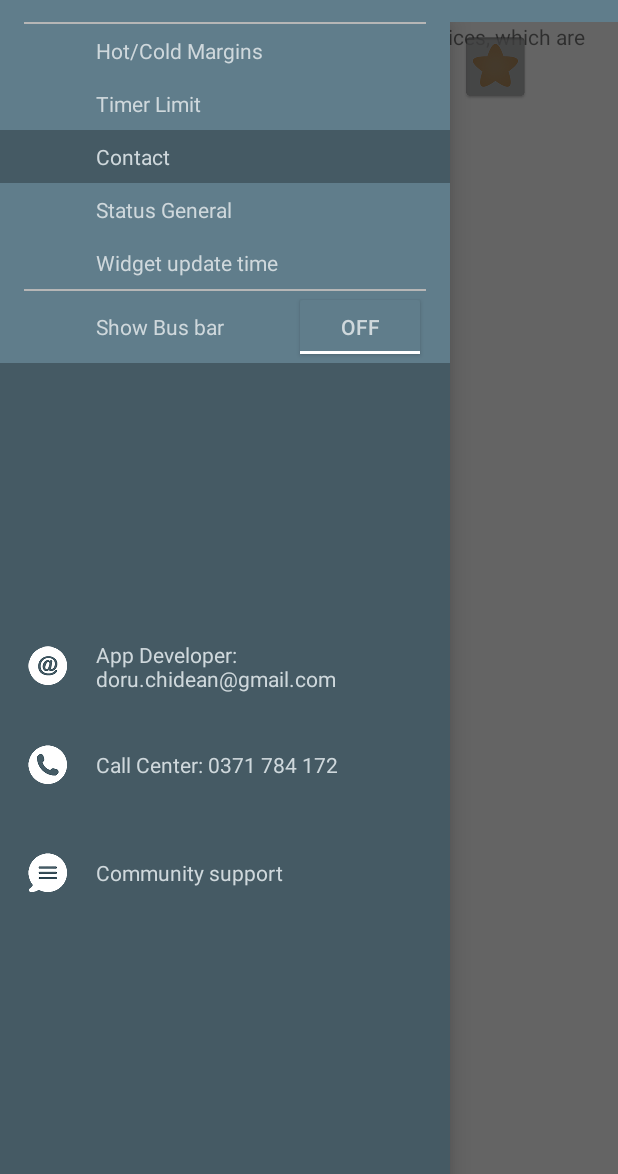
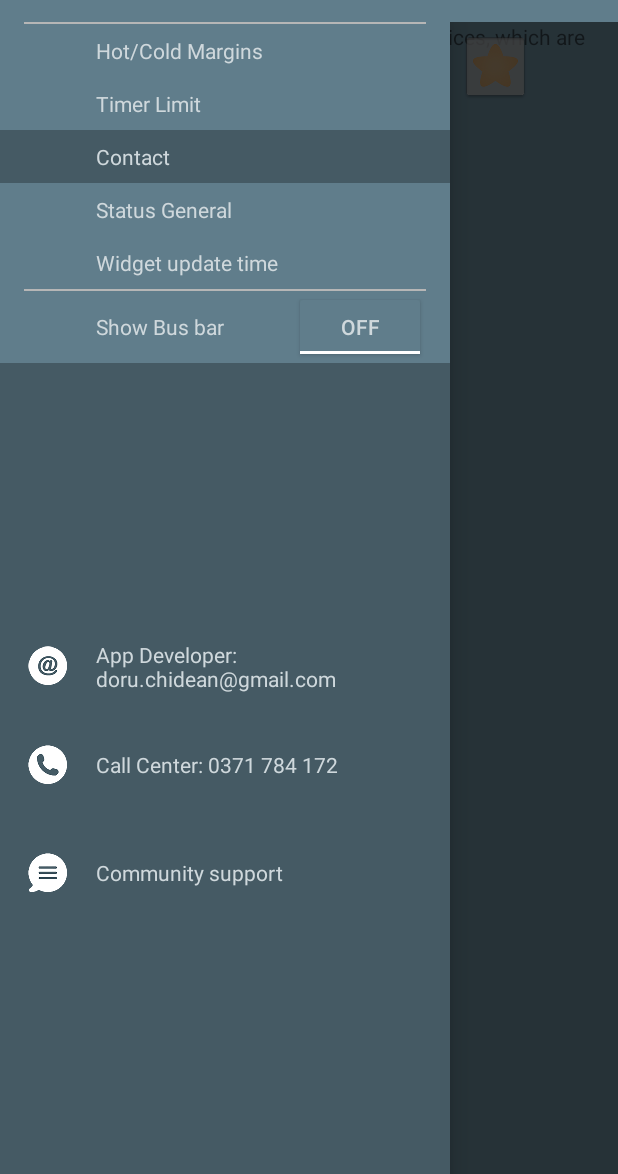
Before and after one commit to doruchidean/clujbikemap, an Android app: the screen it shows after launch (MapsActivity), with the side drawer open, on a phone screen of 412 x 824 dp, the part 62-1236 px from its top. Run offline under Robolectric (Android 15) with nearby library versions, the phone set to English and light mode, and no system bars; libraries missing offline, so code that uses them is left out: com.crashlytics.android, io.fabric.sdk; 4 statements that could not run were skipped.

Commit message:
Update color of 'Preview window'

```diff
--- a/app/src/main/java/com/doruchidean/clujbikemap/activities/MapsActivity.java
+++ b/app/src/main/java/com/doruchidean/clujbikemap/activities/MapsActivity.java
@@ -136,7 +136,7 @@ public class MapsActivity extends AppCompatActivity
 		drawerBtnStatus,
 		drawerBtnWidgetUpdate;
 	private LinearLayout llTimesLeft, llTimesRight;
-	private LinearLayout mBusBar;
+	private LinearLayout busBar;
 	private GoogleMapsInfoWindowAdapter mMapInfoWindowsAdapter;
 	private CountDownTimer mCountDownTimer;
 	private ActionBarDrawerToggle drawerToggle;
@@ -153,6 +153,39 @@ public class MapsActivity extends AppCompatActivity
 
 		setContentView(R.layout.activity_maps);
 
+		setUpDrawer(initializeToolbar());
+
+		initializeViews();
+
+		initializeDatabase();
+
+		mMapInfoWindowsAdapter = new GoogleMapsInfoWindowAdapter(MapsActivity.this, mStationsArray);
+
+		buildGoogleApiClient();
+
+		analyticsTracker = ((DefaultApplication) getApplication()).getDefaultAnalyticsTracker();
+
+		Fabric.with(this, new Crashlytics());
+
+	}
+
+	private void initializeDatabase(){
+		DatabaseHandler databaseHandler = DatabaseHandler.getInstance(this);
+		if (databaseHandler.hasBusScheduleForToday(
+			PersistenceManager.getBusNumber(this))
+			&& PersistenceManager.getShowBusBar(this)) {
+
+			if (databaseHandler.isFresh(PersistenceManager.getBusTableUpdatedDay(this))) {
+				updateBusBarUI();
+			} else {
+				trace("in OnCreate MapsActivity: refreshing database");
+				ApiClient.getInstance()
+					.getBusSchedule(getBusScheduleCallback, PersistenceManager.getBusNumber(this));
+			}
+		}
+	}
+
+	private Toolbar initializeToolbar(){
 		Toolbar toolbar = (Toolbar) findViewById(R.id.toolbar);
 		setSupportActionBar(toolbar);
 
@@ -162,8 +195,10 @@ public class MapsActivity extends AppCompatActivity
 			actionBar.setDisplayShowHomeEnabled(true);
 		}
 
-		setUpDrawer(toolbar);
+		return toolbar;
+	}
 
+	private void initializeViews(){
 		btnShowFavourites = (ImageButton) findViewById(R.id.btn_show_favourites);
 		btnTimer = (TextView) findViewById(R.id.btn_timer);
 		tvBusCapat1 = (TextView) findViewById(R.id.tv_bus_capat1);
@@ -171,31 +206,11 @@ public class MapsActivity extends AppCompatActivity
 		tvSelectedBus = (TextView) findViewById(R.id.btn_select_bus);
 		llTimesLeft = (LinearLayout) findViewById(R.id.ll_times_left);
 		llTimesRight = (LinearLayout) findViewById(R.id.ll_times_right);
+		busBar = (LinearLayout) findViewById(R.id.bus_bar);
 
 		boolean showBusBar = PersistenceManager.getShowBusBar(this);
-		mBusBar = (LinearLayout) findViewById(R.id.bus_bar);
-		assert mBusBar != null;
-		mBusBar.setVisibility(showBusBar ? View.VISIBLE : View.GONE);
+		busBar.setVisibility(showBusBar ? View.VISIBLE : View.GONE);
 		drawerBtnShowBusBar.setChecked(showBusBar);
-
-		DatabaseHandler databaseHandler = DatabaseHandler.getInstance(this);
-		if (databaseHandler.hasBusScheduleForToday(PersistenceManager.getBusNumber(this)) && showBusBar) {
-			if (databaseHandler.isFresh(PersistenceManager.getBusTableUpdatedDay(this))) {
-				updateBusBarUI();
-			} else {
-				trace("in OnCreate MapsActivity: refreshing database");
-				ApiClient.getInstance().getBusSchedule(getBusScheduleCallback, PersistenceManager.getBusNumber(this));
-			}
-		}
-
-		mMapInfoWindowsAdapter = new GoogleMapsInfoWindowAdapter(MapsActivity.this, mStationsArray);
-
-		buildGoogleApiClient();
-
-		analyticsTracker = ((DefaultApplication) getApplication()).getDefaultAnalyticsTracker();
-
-		Fabric.with(this, new Crashlytics());
-
 	}
 
 	@Override protected void onPostCreate(@Nullable Bundle savedInstanceState) {
@@ -783,7 +798,7 @@ public class MapsActivity extends AppCompatActivity
 	private CompoundButton.OnCheckedChangeListener onShowBusBarChanged = new CompoundButton.OnCheckedChangeListener() {
 		@Override public void onCheckedChanged(CompoundButton buttonView, boolean isChecked) {
 			PersistenceManager.setShowBusBar(MapsActivity.this, isChecked);
-			mBusBar.setVisibility(isChecked ? View.VISIBLE : View.GONE);
+			busBar.setVisibility(isChecked ? View.VISIBLE : View.GONE);
 		}
 	};
 
--- a/app/src/main/res/values/styles.xml
+++ b/app/src/main/res/values/styles.xml
@@ -9,6 +9,7 @@
     <item name="colorControlNormal">@color/color_actionbar_icon</item>
     <item name="colorButtonNormal">@color/color_primary</item>
     <item name="android:textColorPrimary">@color/color_text_main</item>
+    <item name="android:windowBackground">@color/color_primary</item>
   </style>
 
   <style name="AppTheme.ProgressDialog" parent="AppTheme">
```
